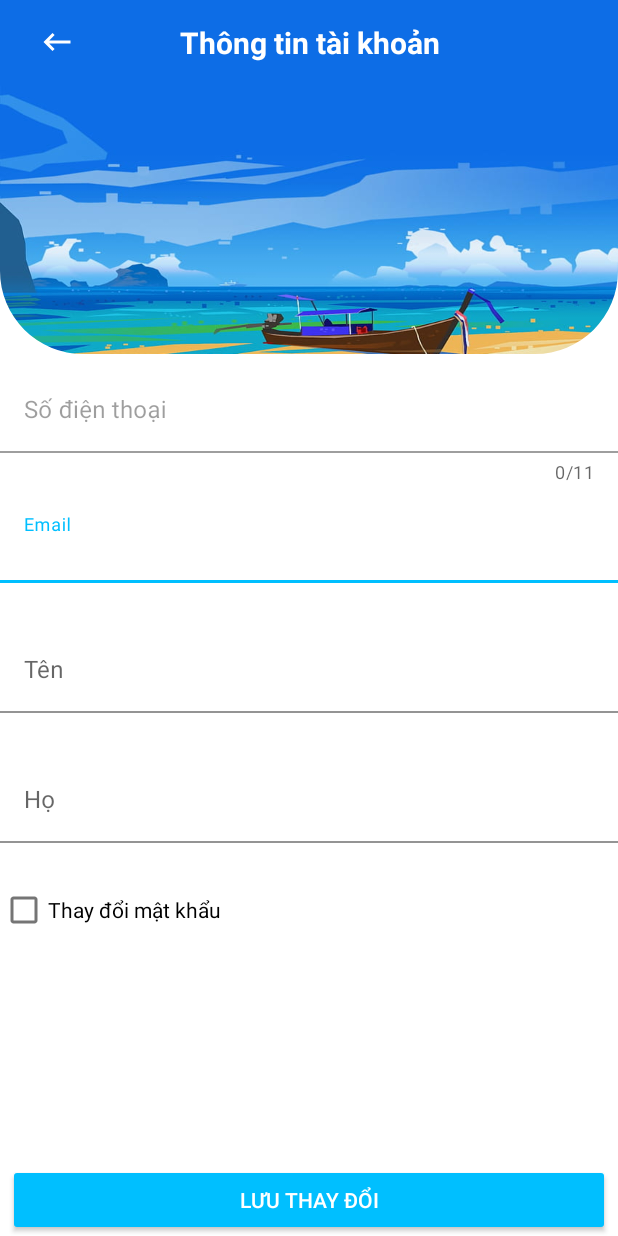
After one commit to luongly2507/toko-android, an Android app: the UpdateInfoActivity screen opened directly, with no data from a screen before it, on a phone screen of 412 x 824 dp. The commit adds this screen. Run offline under Robolectric (Android 15) with nearby library versions, the phone set to English and light mode, and no system bars; our stand-ins replace data binding.

Commit message:
update logic account

```diff
--- a/app/src/main/java/com/app/toko/services/UserService.java
+++ b/app/src/main/java/com/app/toko/services/UserService.java
@@ -2,6 +2,9 @@ package com.app.toko.services;
 
 import com.app.toko.models.Category;
 import com.app.toko.models.User;
+import com.app.toko.payload.request.UpdateUserInfoRequest;
+
+import org.checkerframework.common.returnsreceiver.qual.This;
 
 import java.util.List;
 import java.util.UUID;
@@ -27,4 +30,7 @@ public interface UserService {
 
     @GET("api/v1/users")
     Call<Void> isExistUserByPhone(@Query("phone") String phone);
+
+    @PUT("api/v1/users/{id}")
+    Call<Void> updateUserInfo(@Path("id") UUID userId , @Body UpdateUserInfoRequest updateUserInfoRequest , @Header("Authorization") String authHeader);
 }
--- a/app/src/main/java/com/app/toko/viewmodels/NewPasswordViewModel.java
+++ b/app/src/main/java/com/app/toko/viewmodels/NewPasswordViewModel.java
@@ -22,7 +22,6 @@ public class NewPasswordViewModel extends AndroidViewModel {
 
     public void updatePassword(String phone , String password)
     {
-
         userRepository.updateUserPassword(phone, password);
     }
 
--- /dev/null
+++ b/app/src/main/java/com/app/toko/viewmodels/UpdateInfoViewModel.java
@@ -0,0 +1,101 @@
+package com.app.toko.viewmodels;
+
+import android.app.Application;
+
+import androidx.annotation.NonNull;
+import androidx.lifecycle.AndroidViewModel;
+import androidx.lifecycle.LiveData;
+import androidx.lifecycle.MutableLiveData;
+
+import com.app.toko.models.User;
+import com.app.toko.payload.request.UpdateUserInfoRequest;
+import com.app.toko.repositories.UserRepository;
+
+import java.util.Objects;
+import java.util.UUID;
+
+public class UpdateInfoViewModel extends AndroidViewModel {
+    private UserRepository userRepository;
+    private LiveData<User> userLiveData;
+    public MutableLiveData<String> lastname , firstname , phone , oldPass , repeatPass , newPass , email;
+    public MutableLiveData<String> lastnameError , firstnameError , phoneError , newpassError , oldPassError , repeatPassError , emailError;
+    public UpdateInfoViewModel(@NonNull Application application) {
+        super(application);
+        userRepository = new UserRepository(application);
+        userLiveData = userRepository.getUserLiveData();
+        firstname = new MutableLiveData<>();
+        lastname = new MutableLiveData<>();
+        phone = new MutableLiveData<>();
+        oldPass = new MutableLiveData<>();
+        repeatPass = new MutableLiveData<>();
+        newPass = new MutableLiveData<>();
+        lastnameError = new MutableLiveData<>();
+        firstnameError = new MutableLiveData<>();
+        phoneError = new MutableLiveData<>();
+        oldPassError = new MutableLiveData<>();
+        repeatPassError = new MutableLiveData<>();
+        newpassError = new MutableLiveData<>();
+        emailError = new MutableLiveData<>();
+        email = new MutableLiveData<>();
+    }
+    public void getUserDetail(UUID userId , String token)
+    {
+        userRepository.getUserDetail(userId , "Bearer " + token);
+    }
+    public void updateUserInfo(UUID userId , UpdateUserInfoRequest updateUserInfoRequest , String token)
+    {
+        userRepository.updateUserInfo(userId , updateUserInfoRequest , "Bearer " + token);
+    }
+    public void updateUserPassword(String phone , String password)
+    {
+        userRepository.updateUserPassword(phone , password);
+    }
+
+    public LiveData<User> getUserLiveData() {
+        return userLiveData;
+    }
+
+    public boolean isValidUser(Boolean isChangePass) {
+        String firstname = this.firstname.getValue();
+        String lastname = this.lastname.getValue();
+        String email = this.email.getValue();
+        String phone = this.phone.getValue();
+        boolean isValid = true;
+
+        if (firstname == null || firstname.trim().isEmpty()) {
+            firstnameError.setValue("Hãy nhập tên của bạn!");
+            isValid = false;
+        }
+
+        if (lastname == null || lastname.trim().isEmpty()) {
+            lastnameError.setValue("Hãy nhập họ của bạn!");
+            isValid = false;
+        }
+
+        if (email == null || email.trim().isEmpty() || !android.util.Patterns.EMAIL_ADDRESS.matcher(email).matches()) {
+            emailError.setValue("Hãy nhập địa chỉ email hợp lệ!");
+            isValid = false;
+        }
+
+        if (phone == null
+                || phone.trim().isEmpty() || !android.util.Patterns.PHONE.matcher(phone).matches()
+                || phone.length() < 10 || phone.length() > 11) {
+            phoneError.setValue("Số điện thoại phải đúng định dạng và có 10 hoặc 11 kí tự!");
+            isValid = false;
+        }
+        if(isChangePass)
+        {
+            String newPass = this.newPass.getValue();
+            String repeatPass = this.repeatPass.getValue();
+            if (newPass == null || newPass.trim().isEmpty() || newPass.length() < 6) {
+                newpassError.setValue("Mật khẩu phải có ít nhất 6 ký tự!");
+                isValid = false;
+            }
+            if (!Objects.equals(repeatPass, newPass)) {
+                repeatPassError.setValue("Mật khẩu không khớp với mật khẩu mới !");
+                isValid = false;
+            }
+        }
+        return isValid;
+    }
+}
--- a/app/src/main/java/com/app/toko/views/activities/BookDetailActivity.java
+++ b/app/src/main/java/com/app/toko/views/activities/BookDetailActivity.java
@@ -126,6 +126,12 @@ public class BookDetailActivity extends AppCompatActivity {
                 }
             }
         });
+        binding.buttonBuyNow.setOnClickListener(new View.OnClickListener() {
+            @Override
+            public void onClick(View view) {
+
+            }
+        });
     }
 
 
--- /dev/null
+++ b/app/src/main/java/com/app/toko/views/activities/UpdateInfoActivity.java
@@ -0,0 +1,90 @@
+package com.app.toko.views.activities;
+
+import androidx.appcompat.app.AppCompatActivity;
+import androidx.lifecycle.Observer;
+import androidx.lifecycle.ViewModelProvider;
+
+import android.content.Intent;
+import android.content.SharedPreferences;
+import android.os.Bundle;
+import android.os.PatternMatcher;
+import android.view.View;
+import android.widget.CompoundButton;
+
+import com.app.toko.R;
+import com.app.toko.databinding.ActivityUpdateInfoBinding;
+import com.app.toko.models.User;
+import com.app.toko.payload.request.UpdateUserInfoRequest;
+import com.app.toko.viewmodels.UpdateInfoViewModel;
+
+import java.util.Base64;
+import java.util.UUID;
+
+public class UpdateInfoActivity extends AppCompatActivity {
+    ActivityUpdateInfoBinding binding;
+    SharedPreferences sharedPreferences;
+    UpdateInfoViewModel updateInfoViewModel;
+    @Override
+    protected void onCreate(Bundle savedInstanceState) {
+        super.onCreate(savedInstanceState);
+        binding = ActivityUpdateInfoBinding.inflate(getLayoutInflater());
+        updateInfoViewModel = new ViewModelProvider(this).get(UpdateInfoViewModel.class);
+        setContentView(binding.getRoot());
+        binding.setLifecycleOwner(this);
+        binding.setUpdateInfoViewModel(updateInfoViewModel);
+        sharedPreferences = getSharedPreferences("toko-preferences" , MODE_PRIVATE);
+        String access_token = sharedPreferences.getString("access_token" , null);
+        String userIDStr = sharedPreferences.getString("user_id" , null);
+        binding.checkBoxChangePassword.setOnCheckedChangeListener(new CompoundButton.OnCheckedChangeListener() {
+            @Override
+            public void onCheckedChanged(CompoundButton compoundButton, boolean b) {
+                if(b)
+                {
+                    binding.linearLayoutChangePassword.setVisibility(View.VISIBLE);
+                }
+                else binding.linearLayoutChangePassword.setVisibility(View.GONE);
+            }
+        });
+        updateInfoViewModel.getUserLiveData().observe(this, new Observer<User>() {
+            @Override
+            public void onChanged(User user) {
+                if(user != null)
+                {
+                    updateInfoViewModel.firstname.postValue(user.getFirstname());
+                    updateInfoViewModel.lastname.postValue(user.getLastname());
+                    updateInfoViewModel.email.postValue(user.getEmail());
+                    updateInfoViewModel.phone.postValue(user.getPhone());
+                }
+            }
+        });
+        binding.buttonBack.setOnClickListener(new View.OnClickListener() {
+            @Override
+            public void onClick(View view) {
+                onBackPressed();
+            }
+        });
+        if(access_token != null)
+        {
+            updateInfoViewModel.getUserDetail(UUID.fromString(userIDStr) , access_token);
+            binding.buttonAcceptChanges.setOnClickListener(new View.OnClickListener() {
+                @Override
+                public void onClick(View view) {
+                    Boolean isCheck  = binding.checkBoxChangePassword.isChecked();
+                    if(updateInfoViewModel.isValidUser(isCheck))
+                    {
+                        if(isCheck)
+                        {
+                            updateInfoViewModel.updateUserPassword(updateInfoViewModel.phone.getValue() , updateInfoViewModel.newPass.getValue());
+                        }
+                        UpdateUserInfoRequest updateUserInfoRequest = new UpdateUserInfoRequest(updateInfoViewModel.firstname.getValue(),
+                                updateInfoViewModel.lastname.getValue() ,
+                                updateInfoViewModel.email.getValue());
+                        updateInfoViewModel.updateUserInfo(UUID.fromString(userIDStr) , updateUserInfoRequest , access_token);
+                        onBackPressed();
+                    }
+                }
+            });
+        }
+
+    }
+}
--- /dev/null
+++ b/app/src/main/res/layout/activity_update_info.xml
@@ -0,0 +1,248 @@
+<?xml version="1.0" encoding="utf-8"?>
+<layout>
+    <data>
+
+        <variable
+            name="updateInfoViewModel"
+            type="com.app.toko.viewmodels.UpdateInfoViewModel" />
+
+    </data>
+    <androidx.constraintlayout.widget.ConstraintLayout
+        xmlns:android="http://schemas.android.com/apk/res/android"
+        xmlns:app="http://schemas.android.com/apk/res-auto"
+        xmlns:tools="http://schemas.android.com/tools"
+        android:layout_width="match_parent"
+        android:layout_height="match_parent"
+        tools:context=".views.activities.UpdateInfoActivity">
+        <androidx.appcompat.widget.Toolbar
+            android:id="@+id/toolbar"
+            android:layout_width="0dp"
+            android:layout_height="wrap_content"
+            android:background="@color/deepblue"
+            android:minHeight="?attr/actionBarSize"
+            android:theme="?attr/actionBarTheme"
+            app:layout_constraintEnd_toEndOf="parent"
+            app:layout_constraintStart_toStartOf="parent"
+            app:layout_constraintTop_toTopOf="parent" />
+
+        <ImageButton
+            android:id="@+id/buttonBack"
+            android:layout_width="45dp"
+            android:layout_height="0dp"
+            android:layout_marginStart="15dp"
+            android:background="@android:color/transparent"
+            android:contentDescription="@string/button_back_content_description"
+            app:layout_constraintBottom_toBottomOf="@+id/toolbar"
+            app:layout_constraintStart_toStartOf="parent"
+            app:layout_constraintTop_toTopOf="@+id/toolbar"
+            app:srcCompat="@drawable/ic_back" />
+
+        <TextView
+            android:id="@+id/textViewLoginTitle"
+            android:layout_width="wrap_content"
+            android:layout_height="wrap_content"
+            android:layout_marginEnd="60dp"
+            android:text="Thông tin tài khoản"
+            android:textColor="@color/white"
+            android:textSize="20sp"
+            android:textStyle="bold"
+            app:layout_constraintBottom_toBottomOf="@+id/toolbar"
+            app:layout_constraintEnd_toEndOf="@+id/toolbar"
+            app:layout_constraintStart_toEndOf="@+id/buttonBack"
+            app:layout_constraintTop_toTopOf="parent" />
+
+        <ScrollView
+            android:layout_width="match_parent"
+            android:layout_height="0dp"
+            app:layout_constraintTop_toBottomOf="@+id/toolbar"
+            app:layout_constraintBottom_toTopOf="@id/buttonAcceptChanges">
+            <androidx.constraintlayout.widget.ConstraintLayout
+                android:layout_width="match_parent"
+                android:layout_height="wrap_content">
+                <com.google.android.material.imageview.ShapeableImageView
+                    android:id="@+id/signupBackground"
+                    android:layout_width="0dp"
+                    android:layout_height="180dp"
+                    android:scaleType="centerCrop"
+                    app:layout_constraintEnd_toEndOf="parent"
+                    app:layout_constraintStart_toStartOf="parent"
+
+                    app:layout_constraintTop_toTopOf="parent"
+                    app:shapeAppearanceOverlay="@style/ImageView.Corner"
+                    app:srcCompat="@drawable/signup_backgroung" />
+
+                <com.google.android.material.textfield.TextInputLayout
+                    android:id="@+id/textInputLayoutPhone"
+                    android:layout_width="0dp"
+                    android:layout_height="wrap_content"
+                    android:layout_marginTop="10dp"
+                    app:errorEnabled="true"
+                    app:layout_constraintEnd_toEndOf="parent"
+                    app:layout_constraintStart_toStartOf="parent"
+                    app:layout_constraintTop_toBottomOf="@+id/signupBackground"
+                    app:counterEnabled="true"
+                    android:enabled="false"
+                    app:counterMaxLength="11">
+
+                    <com.google.android.material.textfield.TextInputEditText
+                        android:id="@+id/editTextPhone"
+                        android:layout_width="match_parent"
+                        android:layout_height="match_parent"
+                        android:background="@android:color/transparent"
+                        android:backgroundTint="@android:color/transparent"
+                        android:hint="@string/phone"
+                        android:text="@={updateInfoViewModel.phone}"
+                        android:inputType="phone"
+                        />
+                </com.google.android.material.textfield.TextInputLayout>
+
+                <com.google.android.material.textfield.TextInputLayout
+                    android:id="@+id/textInputLayoutEmail"
+                    android:layout_width="0dp"
+                    android:layout_height="wrap_content"
+                    android:layout_marginTop="10dp"
+                    app:layout_constraintEnd_toEndOf="parent"
+                    app:layout_constraintStart_toStartOf="parent"
+                    app:layout_constraintTop_toBottomOf="@+id/textInputLayoutPhone"
+                    app:errorEnabled="true"
+                    app:error="@{updateInfoViewModel.emailError}"
+                    app:endIconMode="clear_text">
+                    >
+
+                    <com.google.android.material.textfield.TextInputEditText
+                        android:id="@+id/editTextEmail"
+                        android:layout_width="match_parent"
+                        android:layout_height="wrap_content"
+                        android:background="@android:color/transparent"
+                        android:hint="@string/mail"
+                        android:text="@={updateInfoViewModel.email}"
+                        />
+                </com.google.android.material.textfield.TextInputLayout>
+
+                <com.google.android.material.textfield.TextInputLayout
+                    android:id="@+id/textInputLayoutFirstName"
+                    android:layout_width="0dp"
+                    android:layout_height="wrap_content"
+                    android:layout_marginTop="10dp"
+                    app:layout_constraintEnd_toEndOf="parent"
+                    app:layout_constraintStart_toStartOf="parent"
+                    app:layout_constraintTop_toBottomOf="@+id/textInputLayoutEmail"
+                    app:errorEnabled="true"
+                    app:error="@{updateInfoViewModel.firstnameError}"
+                    app:endIconMode="clear_text">
+                    >
+
+                    <com.google.android.material.textfield.TextInputEditText
+                        android:id="@+id/editTextFirstName"
+                        android:layout_width="match_parent"
+                        android:layout_height="wrap_content"
+                        android:background="@android:color/transparent"
+                        android:hint="@string/firstname"
+                        android:text="@={updateInfoViewModel.firstname}"
+                        />
+                </com.google.android.material.textfield.TextInputLayout>
+
+                <com.google.android.material.textfield.TextInputLayout
+                    android:id="@+id/textInputLayoutLastName"
+                    android:layout_width="0dp"
+                    android:layout_height="wrap_content"
+                    android:layout_marginTop="10dp"
+                    app:layout_constraintEnd_toEndOf="parent"
+                    app:layout_constraintStart_toStartOf="parent"
+                    app:layout_constraintTop_toBottomOf="@+id/textInputLayoutFirstName"
+                    app:errorEnabled="true"
+                    app:error="@{updateInfoViewModel.lastnameError}"
+                    app:endIconMode="clear_text">
+                    >
+
+                    <com.google.android.material.textfield.TextInputEditText
+                        android:id="@+id/editTextLastName"
+                        android:layout_width="match_parent"
+                        android:layout_height="wrap_content"
+                        android:background="@android:color/transparent"
+                        android:hint="@string/lastname"
+                        android:text="@={updateInfoViewModel.lastname}"
+                        />
+                </com.google.android.material.textfield.TextInputLayout>
+
+                <CheckBox
+                    android:id="@+id/check_box_change_password"
+                    app:layout_constraintTop_toBottomOf="@id/textInputLayoutLastName"
+                    android:text="Thay đổi mật khẩu"
+                    app:layout_constraintStart_toStartOf="parent"
+                    android:layout_width="wrap_content"
+                    android:layout_height="wrap_content"/>
+                <LinearLayout
+                    android:visibility="gone"
+                    android:id="@+id/linear_layout_change_password"
+                    app:layout_constraintTop_toBottomOf="@id/check_box_change_password"
+                    android:layout_width="match_parent"
+                    android:orientation="vertical"
+                    android:layout_height="wrap_content">
+                    <com.google.android.material.textfield.TextInputLayout
+                        android:id="@+id/textInputLayoutNewPassword"
+                        android:layout_width="match_parent"
+                        android:layout_height="wrap_content"
+                        android:layout_marginTop="10dp"
+                        app:errorEnabled="true"
+                        app:endIconMode="password_toggle"
+                        app:error="@{updateInfoViewModel.newpassError}"
+                        >
+
+                        <com.google.android.material.textfield.TextInputEditText
+                            android:id="@+id/editTextNewPassword"
+                            android:layout_width="match_parent"
+                            android:layout_height="match_parent"
+                            android:background="@android:color/transparent"
+                            android:backgroundTint="@android:color/transparent"
+                            android:hint="@string/new_password"
+                            android:inputType="textPassword"
+                            android:text="@={updateInfoViewModel.newPass}"
+                            />
+                    </com.google.android.material.textfield.TextInputLayout>
+                    <com.google.android.material.textfield.TextInputLayout
+                        android:id="@+id/textInputLayoutRepeatPassword"
+                        android:layout_width="match_parent"
+                        android:layout_height="wrap_content"
+                        android:layout_marginTop="10dp"
+                        app:errorEnabled="true"
+                        app:endIconMode="password_toggle"
+                        app:error="@{updateInfoViewModel.repeatPassError}"
+                        >
+
+                        <com.google.android.material.textfield.TextInputEditText
+                            android:id="@+id/editTextRepeatPassword"
+                            android:layout_width="match_parent"
+                            android:layout_height="match_parent"
+                            android:background="@android:color/transparent"
+                            android:backgroundTint="@android:color/transparent"
+                            android:hint="@string/repeat_password"
+                            android:inputType="textPassword"
+                            android:text="@={updateInfoViewModel.repeatPass}"
+                            />
+                    </com.google.android.material.textfield.TextInputLayout>
+                </LinearLayout>
+
+                <Space
+                    android:layout_width="match_parent"
+                    android:layout_height="20dp"
+                    app:layout_constraintTop_toBottomOf="@+id/linear_layout_change_password"/>
+
+
+            </androidx.constraintlayout.widget.ConstraintLayout>
+        </ScrollView>
+
+        <com.google.android.material.button.MaterialButton
+            android:id="@+id/buttonAcceptChanges"
+            style="@style/Widget.AppCompat.Button"
+            android:layout_width="0dp"
+            android:layout_height="wrap_content"
+            android:layout_marginStart="5dp"
+            android:layout_marginEnd="5dp"
+            android:text="Lưu thay đổi"
+            app:backgroundTint="@color/deepskyblue"
+            app:layout_constraintEnd_toEndOf="parent"
+            app:layout_constraintStart_toStartOf="parent"
+            app:layout_constraintBottom_toBottomOf="parent" />
+    </androidx.constraintlayout.widget.ConstraintLayout>
+</layout>
--- a/app/src/main/res/layout/fragment_account.xml
+++ b/app/src/main/res/layout/fragment_account.xml
@@ -87,7 +87,10 @@
                     app:layout_constraintEnd_toEndOf="parent"
                     app:layout_constraintStart_toStartOf="parent"
                     app:layout_constraintTop_toTopOf="parent">
-
+                        <ImageView
+                            android:layout_width="match_parent"
+                            android:layout_height="match_parent"
+                            android:src="@drawable/ic_logo"/>
                 </androidx.constraintlayout.widget.ConstraintLayout>
 
                 <androidx.constraintlayout.widget.ConstraintLayout
@@ -323,7 +326,6 @@
                         android:layout_marginEnd="15dp"
                         android:layout_marginBottom="15dp"
                         android:text="@string/edit"
-
                         android:textStyle="italic"
                         app:layout_constraintBottom_toBottomOf="parent"
                         app:layout_constraintEnd_toEndOf="parent"
--- a/app/src/main/res/values/strings.xml
+++ b/app/src/main/res/values/strings.xml
@@ -66,4 +66,5 @@
     <string name="cash_payment">Thanh toán bằng tiền mặt</string>
     <string name="product_value">Tạm tính</string>
     <string name="shipping_fee">Phí vận chuyển</string>
+    <string name="old_password_string">Mật khẩu cũ</string>
 </resources>
```
Also changed, not shown: app/src/main/AndroidManifest.xml (+7 -5 lines), app/src/main/java/com/app/toko/payload/request/CreateOrderDetailRequest.java (added, +18 -0 lines), app/src/main/java/com/app/toko/payload/request/CreateOrderRequest.java (added, +20 -0 lines), app/src/main/java/com/app/toko/payload/request/UpdateUserInfoRequest.java (added, +14 -0 lines), app/src/main/java/com/app/toko/repositories/UserRepository.java (+19 -0 lines), app/src/main/java/com/app/toko/views/fragments/AccountFragment.java (+16 -2 lines), app/src/main/res/layout/recycler_view_order_item.xml (added, +51 -0 lines).
